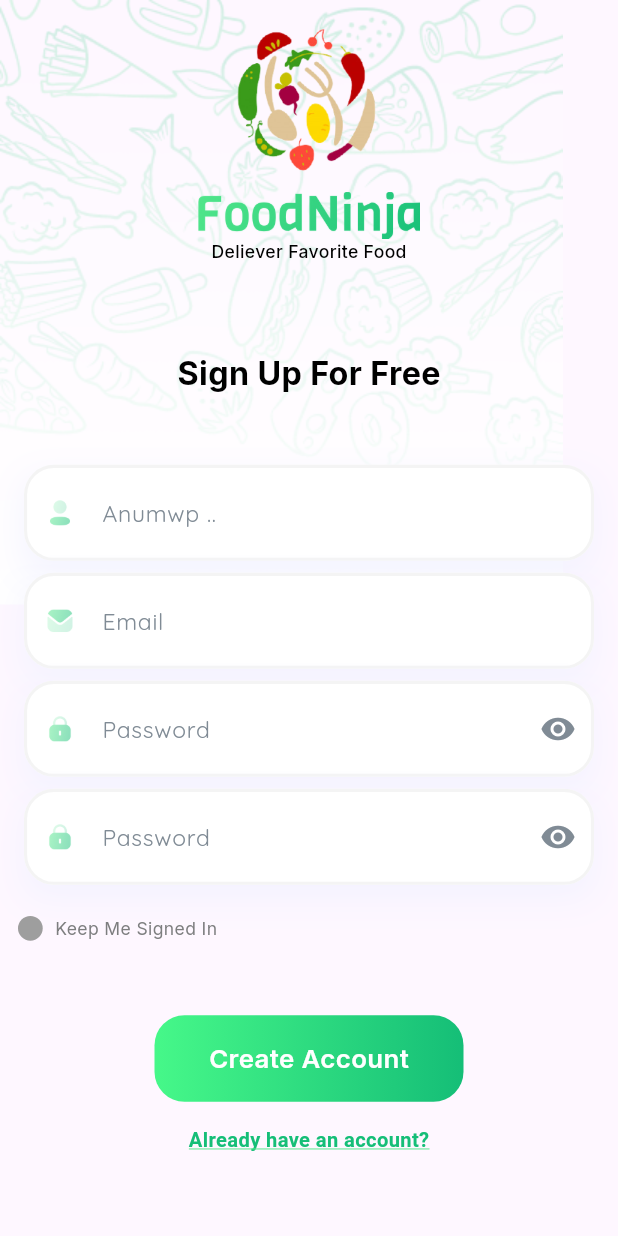
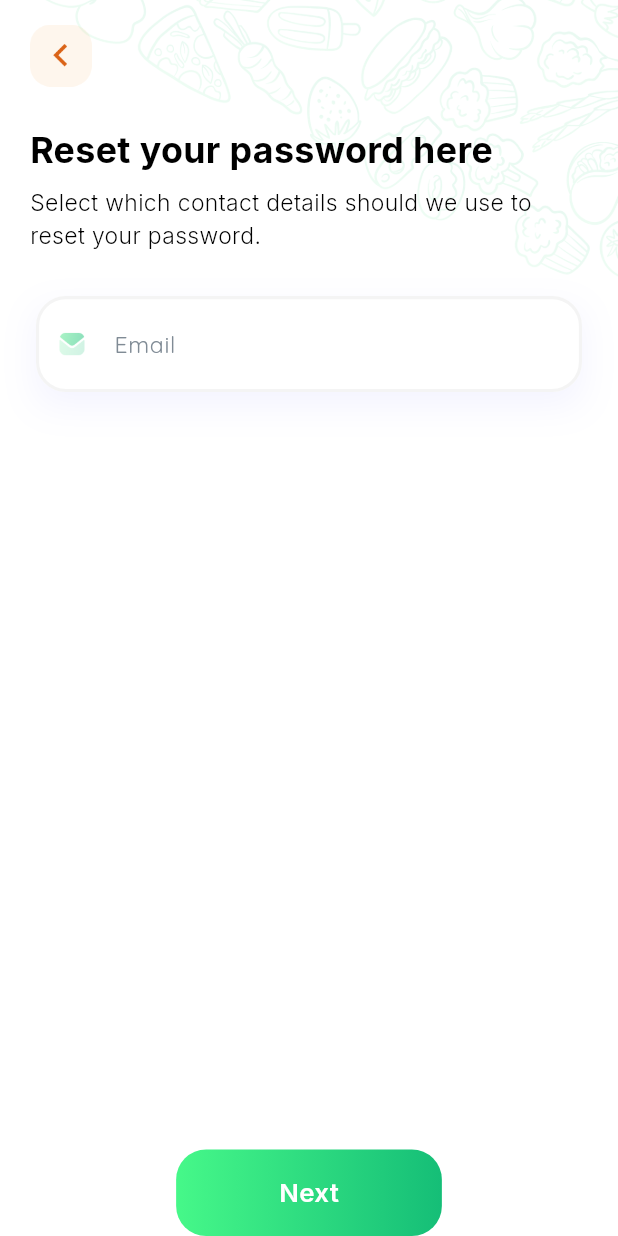
Before and after one commit to UmaraRana1122/Assessment, a Flutter app: the screen it shows after launch, on a phone screen of 412 x 824 dp. Run offline on Flutter 3.47's test engine with Material 3 defaults, Android fonts, the phone set to English and light mode, and no system bars; our stand-ins replace cloud_firestore, firebase_auth, firebase_core, firebase_storage, flutter_easyloading, flutter_image_compress and 7 more; missing offline and left inert: flutter_pin_code_widget, flutter_ripple, slideable; accounts and stored records are empty.

Commit message:
update changes

```diff
--- a/lib/Controller/AuthController.dart
+++ b/lib/Controller/AuthController.dart
@@ -16,9 +16,6 @@ class AuthController extends GetxController {
   TextEditingController password = TextEditingController();
   TextEditingController cPassword = TextEditingController();
 
-
-
-
   bool check = false;
   bool isCheck = false;
   bool check2 = false;
@@ -35,8 +32,8 @@ class AuthController extends GetxController {
 
       if (check) {
         // If the generated username already exists
-        bool check = await Get.find<FirestoreServices>()
-            .checkUserNameExit(name.text);
+        bool check =
+            await Get.find<FirestoreServices>().checkUserNameExit(name.text);
 // Check again (this looks like redundant code)
         if (check) {
           suggestName();
@@ -166,21 +163,22 @@ class AuthController extends GetxController {
     //If not, show an info message and return without further processing.
     EasyLoading.show();
     // Show a loading indicator to indicate that the password reset process is in progress.
+    try {
       String str = await Get.find<AuthServices>().forgetPassword(email.text);
-    // Call a method from the `AuthServices` to initiate the password reset process for the provided email address. The method returns a string `str`, which may indicate success or an error message.
-
       if (str == "") {
-      // If the `str` is empty, it likely means the password reset process was initiated successfully.
+        // Password reset initiated successfully
         EasyLoading.dismiss();
-      // Dismiss the loading indicator.
-      EasyLoading.showInfo('Check your email\nfor reset password');
-      // Show an info message indicating that the user should check their email for instructions on resetting their password.
-
+        EasyLoading.showInfo('Check your email for reset password');
         Get.back();
-      // Navigate back, possibly closing the current screen or dialog.
       } else {
-      // If there was an error (i.e., `str` is not empty), show an error message using `EasyLoading`.
+        // Log or display the error message
+        print("Password reset error: $str");
         EasyLoading.showError(str);
+      }
+    } catch (error) {
+      // Handle any exceptions that might occur
+      print("Exception during password reset: $error");
+      EasyLoading.showError("An error occurred during password reset");
     }
   }
 
@@ -313,6 +311,5 @@ class AuthController extends GetxController {
       EasyLoading.showInfo('Error in Login');
       // Show an info message indicating an error in login.
     }
-
   }
 }
--- /dev/null
+++ b/lib/Screens/forgotPassword.dart
@@ -0,0 +1,203 @@
+import 'package:flutter/material.dart';
+import 'package:get/get.dart';
+import 'package:google_fonts/google_fonts.dart';
+import 'package:practiceapp/Widgets/genericTextWidget.dart';
+import 'package:responsive_sizer/responsive_sizer.dart';
+
+import '../Controller/AuthController.dart';
+
+class ForgotPasswordScreen extends StatelessWidget {
+  const ForgotPasswordScreen({super.key});
+
+  @override
+  Widget build(BuildContext context) {
+    return GetBuilder<AuthController>(
+        init: AuthController(),
+        builder: (AuthController _) => Scaffold(
+              backgroundColor: Colors.white,
+              body: Stack(
+                children: [
+                  Image.asset("assets/images/pattern.png"),
+                  SafeArea(
+                    child: Padding(
+                      padding: const EdgeInsets.symmetric(horizontal: 20),
+                      child: Column(
+                        crossAxisAlignment: CrossAxisAlignment.start,
+                        children: [
+                          SizedBox(
+                            height: 2.h,
+                          ),
+                          Image.asset(
+                            "assets/icons/back.png",
+                            height: 5.h,
+                          ),
+                          SizedBox(
+                            height: 3.h,
+                          ),
+                          genericTextWidget("Reset your password here "),
+                          SizedBox(
+                            height: 1.h,
+                          ),
+                          genericTextWidget(
+                              "Select which contact details should we use to reset your password.",
+                              fontSize: 16.sp,
+                              fontWeight: FontWeight.w300),
+                          SizedBox(
+                            height: 3.h,
+                          ),
+                          Padding(
+                            padding: const EdgeInsets.all(4.0),
+                            child: Container(
+                              decoration: BoxDecoration(
+                                boxShadow: [
+                                  BoxShadow(
+                                    color: Color(0xfff2f2ff),
+                                    spreadRadius: -1,
+                                    blurRadius: 22,
+                                    offset: Offset(0, 9),
+                                  ),
+                                ],
+                              ),
+                              child: TextFormField(
+                                controller: _.email,
+                                cursorColor: Color(0xff4B5768),
+                                style: GoogleFonts.quicksand(
+                                  color: Color(0xff4B5768),
+                                ),
+                                decoration: InputDecoration(
+                                  filled: true,
+                                  fillColor: Color(0xffFFFFFF),
+                                  contentPadding: EdgeInsets.symmetric(
+                                      vertical: 20.0, horizontal: 10),
+                                  enabledBorder: OutlineInputBorder(
+                                    borderSide: BorderSide(
+                                      color: Color(0xffF4F4F4),
+                                      width: .5.w,
+                                    ),
+                                    borderRadius:
+                                        BorderRadius.all(Radius.circular(20)),
+                                  ),
+                                  focusedBorder: OutlineInputBorder(
+                                    borderSide: BorderSide(
+                                      color: Color(0xffF4F4F4),
+                                      width: .5.w,
+                                    ),
+                                    borderRadius:
+                                        BorderRadius.all(Radius.circular(20)),
+                                  ),
+                                  prefixIcon: Padding(
+                                    padding: const EdgeInsets.symmetric(
+                                        horizontal: 14.0, vertical: 10),
+                                    child: Image.asset(
+                                      'assets/icons/message.png',
+                                      height: .4.h,
+                                      width: 2.w,
+                                    ),
+                                  ),
+                                  hintText: "Email",
+                                  hintStyle: GoogleFonts.quicksand(
+                                    color: Color(0xff808B95),
+                                    fontSize: 16.sp,
+                                    fontWeight: FontWeight.w400,
+                                  ),
+                                ),
+                              ),
+                            ),
+                          ),
+                          // Padding(
+                          //   padding: const EdgeInsets.all(4.0),
+                          //   child: Container(
+                          //     decoration: BoxDecoration(
+                          //       boxShadow: [
+                          //         BoxShadow(
+                          //           color: Color(0xfff2f2ff),
+                          //           spreadRadius: -1,
+                          //           blurRadius: 22,
+                          //           offset: Offset(0, 9),
+                          //         ),
+                          //       ],
+                          //     ),
+                          //     child: TextFormField(
+                          //       controller: _.cPassword,
+                          //       cursorColor: Color(0xff4B5768),
+                          //       style: GoogleFonts.quicksand(
+                          //         color: Color(0xff4B5768),
+                          //       ),
+                          //       decoration: InputDecoration(
+                          //         filled: true,
+                          //         fillColor: Color(0xffFFFFFF),
+                          //         contentPadding: EdgeInsets.symmetric(
+                          //             vertical: 20.0, horizontal: 10),
+                          //         enabledBorder: OutlineInputBorder(
+                          //           borderSide: BorderSide(
+                          //             color: Color(0xffF4F4F4),
+                          //             width: .5.w,
+                          //           ),
+                          //           borderRadius:
+                          //               BorderRadius.all(Radius.circular(20)),
+                          //         ),
+                          //         focusedBorder: OutlineInputBorder(
+                          //           borderSide: BorderSide(
+                          //             color: Color(0xffF4F4F4),
+                          //             width: .5.w,
+                          //           ),
+                          //           borderRadius:
+                          //               BorderRadius.all(Radius.circular(20)),
+                          //         ),
+                          //         prefixIcon: Padding(
+                          //           padding: const EdgeInsets.symmetric(
+                          //               horizontal: 14.0, vertical: 10),
+                          //           child: Image.asset(
+                          //             'assets/icons/message.png',
+                          //             height: .4.h,
+                          //             width: 2.w,
+                          //           ),
+                          //         ),
+                          //         hintText: "Confirm Password",
+                          //         hintStyle: GoogleFonts.quicksand(
+                          //           color: Color(0xff808B95),
+                          //           fontSize: 16.sp,
+                          //           fontWeight: FontWeight.w400,
+                          //         ),
+                          //       ),
+                          //     ),
+                          //   ),
+                          // ),
+                          Spacer(),
+                          Center(
+                            child: InkWell(
+                              onTap: () {
+                                _.forgetPassword();
+                              },
+                              child: Container(
+                                height: 7.h,
+                                width: 43.w,
+                                decoration: BoxDecoration(
+                                  borderRadius: BorderRadius.circular(20),
+                                  gradient: LinearGradient(
+                                    colors: [
+                                      Color(0xff46F889),
+                                      Color(0xff15BE77),
+                                    ],
+                                    begin: Alignment.topLeft,
+                                    end: Alignment.topRight,
+                                  ),
+                                ),
+                                child: Align(
+                                  child: genericTextWidget("Next",
+                                      color: Colors.white,
+                                      fontSize: 17.sp,
+                                      fontWeight: FontWeight.w600),
+                                ),
+                              ),
+                            ),
+                          ),
+                        ],
+                      ),
+                    ),
+                  )
+                ],
+              ),
+            ));
+  }
+}
--- a/lib/Screens/verification_Code.dart
+++ b/lib/Screens/verification_Code.dart
@@ -94,7 +94,7 @@ class VerificationCode extends StatelessWidget {
                           Center(
                             child: InkWell(
                               onTap: () {
-                                Get.to(() => ViaMethod());
+                             _.forgetPassword();
                               },
                               child: Container(
                                 height: 7.h,
--- a/lib/main.dart
+++ b/lib/main.dart
@@ -5,6 +5,9 @@ import 'package:flutter_easyloading/flutter_easyloading.dart';
 import 'package:get/get.dart';
 import 'package:practiceapp/API/fireSroteAPI.dart';
 import 'package:practiceapp/Screens/Sign_In.dart';
+import 'package:practiceapp/Screens/forgotPassword.dart';
+import 'package:practiceapp/Screens/login.dart';
+import 'package:practiceapp/Screens/verification_Code.dart';
 import 'package:practiceapp/services/authservices.dart';
 import 'package:practiceapp/services/fireStoreServices.dart';
 import 'package:practiceapp/services/localServices.dart';
@@ -48,7 +51,7 @@ class MyApp extends StatelessWidget {
       builder: (context, orientation, screenType) {
         return GetMaterialApp(
           debugShowCheckedModeBanner: false,
-          home: SignInScreen(),
+          home: ForgotPasswordScreen(),
           builder: EasyLoading.init(),
         );
       },
```
Also changed, not shown: lib/Screens/login.dart (added, +315 -0 lines). Lines whose indentation alone changed are shown as unchanged.
